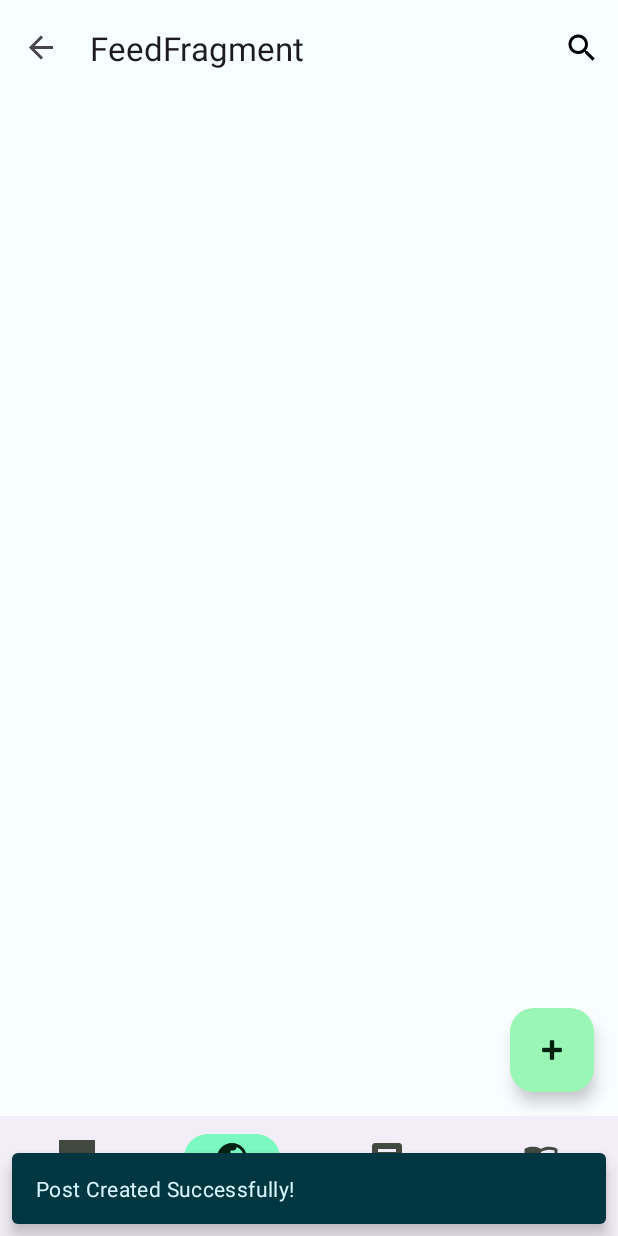
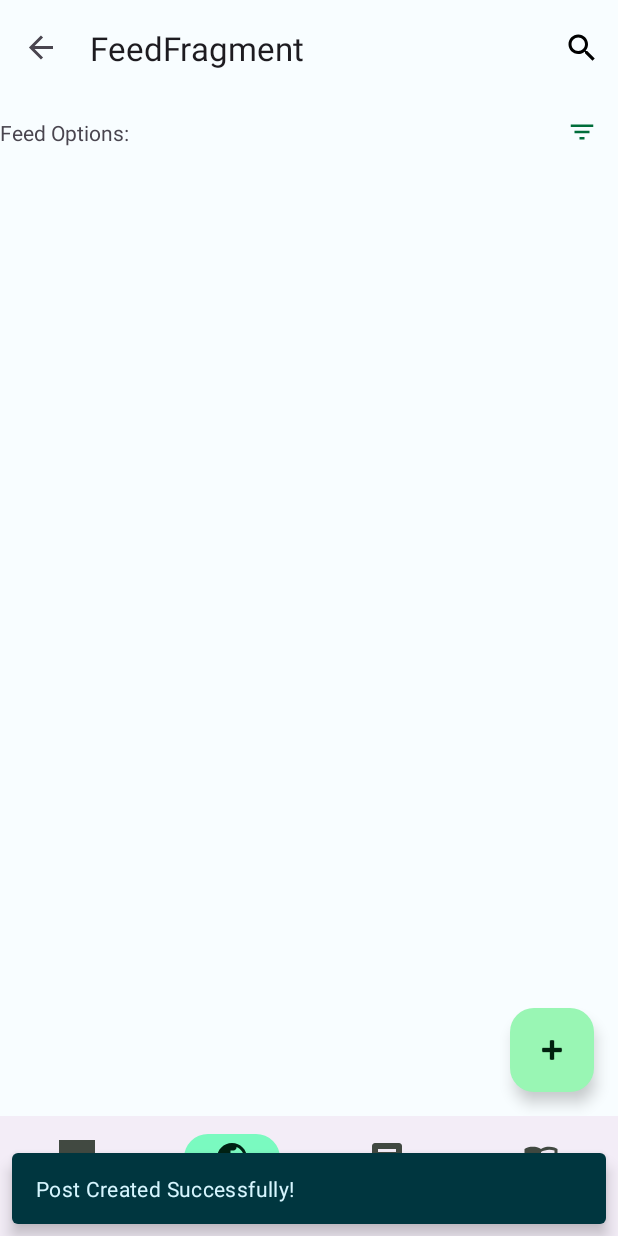
Before and after one commit to SocialPlatformGP/social-app, an Android app: the screen it shows after launch once a user with an empty profile is signed in (MainActivity), after a tap on "Post", on a phone screen of 412 x 824 dp. Run offline under Robolectric (Android 15) with nearby library versions, the phone set to English and light mode, and no system bars; our stand-ins replace Dagger/Hilt's generated code, Firebase (no records; nobody signed in at launch, a user with empty details on screens opened directly), Room's generated code, data binding, navigation-ui; libraries missing offline, so code that uses them is left out: com.github.dhaval2404.colorpicker; pictures from the network do not load; 1 statement that could not run was skipped.

Commit message:
added sort by newest and popularity option in feed freagment

```diff
--- /dev/null
+++ b/feature/posts/src/main/java/com/gp/posts/listeners/OnFeedOptionsClicked.kt
@@ -0,0 +1,5 @@
+package com.gp.posts.listeners
+
+interface OnFeedOptionsClicked {
+    fun onFeedOptionClicked()
+}
--- /dev/null
+++ b/feature/posts/src/main/res/drawable/baseline_filter_list_24.xml
@@ -0,0 +1,5 @@
+<vector android:height="24dp" android:tint="#000000"
+    android:viewportHeight="24" android:viewportWidth="24"
+    android:width="24dp" xmlns:android="http://schemas.android.com/apk/res/android">
+    <path android:fillColor="@android:color/white" android:pathData="M10,18h4v-2h-4v2zM3,6v2h18L21,6L3,6zM6,13h12v-2L6,11v2z"/>
+</vector>
--- a/feature/posts/src/main/res/layout/fragment_feed.xml
+++ b/feature/posts/src/main/res/layout/fragment_feed.xml
@@ -6,17 +6,43 @@
         <variable
             name="stateWithLifecycle"
             type="com.gp.posts.adapter.StateWIthLifeCycle" />
+        <variable
+            name="onFeedOptionsClicked"
+            type="com.gp.posts.listeners.OnFeedOptionsClicked" />
     </data>
 
     <androidx.coordinatorlayout.widget.CoordinatorLayout
         android:layout_width="match_parent"
         android:layout_height="match_parent"
         tools:context=".presentation.postsfeed.FeedFragment">
-
+        <LinearLayout
+            android:layout_width="match_parent"
+            android:layout_height="match_parent"
+            android:orientation="vertical">
+            <androidx.constraintlayout.widget.ConstraintLayout
+                android:layout_width="match_parent"
+                android:layout_height="wrap_content">
+                <TextView
+                    android:layout_width="match_parent"
+                    android:layout_height="wrap_content"
+                    android:text="Feed Options:"
+                    posts:layout_constraintStart_toStartOf="parent"
+                    posts:layout_constraintTop_toTopOf="@id/feed_options_button"
+                    posts:layout_constraintBottom_toBottomOf="@id/feed_options_button" />
+                <com.google.android.material.button.MaterialButton
+                    android:layout_width="wrap_content"
+                    android:layout_height="wrap_content"
+                    posts:layout_constraintEnd_toEndOf="parent"
+                    posts:layout_constraintTop_toTopOf="parent"
+                    android:id="@+id/feed_options_button"
+                    style="@style/Widget.Material3.Button.IconButton"
+                    posts:icon="@drawable/baseline_filter_list_24"
+                    android:onClick="@{() -> onFeedOptionsClicked.onFeedOptionClicked()}" />
+            </androidx.constraintlayout.widget.ConstraintLayout>
             <androidx.recyclerview.widget.RecyclerView
                 android:id="@+id/postsRecyclerView"
                 android:layout_width="match_parent"
-            android:layout_height="match_parent"
+                android:layout_height="wrap_content"
                 posts:layout_behavior="@string/appbar_scrolling_view_behavior"
                 android:layout_marginStart="8dp"
                 android:clipToPadding="false"
@@ -28,6 +54,7 @@
                 android:layout_marginBottom="8dp"
                 posts:visabilityStatusRecycler="@{stateWithLifecycle}"
                 />
+        </LinearLayout>
 
         <com.google.android.material.floatingactionbutton.FloatingActionButton
             android:id="@+id/floatingActionButton"
--- a/feature/posts/src/main/res/values/strings.xml
+++ b/feature/posts/src/main/res/values/strings.xml
@@ -8,4 +8,9 @@
     <string name="comments">Comments</string>
     <string name="tag_label">Tag Label</string>
     <string name="color">Color</string>
+    <string name="sort_options">Sort Options</string>
+    <string name="sort_by">Sort By</string>
+    <string name="newest">Newest</string>
+    <string name="most_popular">Most Popular</string>
+    <string name="apply">Apply</string>
 </resources>
```
Also changed, not shown: data/posts/src/main/java/com/gp/socialapp/util/DateUtils.kt (renamed from data/posts/src/main/java/com/gp/socialapp/util/ToTimeTaken.kt, +6 -3 lines), data/posts/src/main/java/com/gp/socialapp/util/PostPopularityUtils.kt (added, +9 -0 lines), feature/posts/src/main/java/com/gp/posts/adapter/BindingAdapters.kt (+3 -10 lines), feature/posts/src/main/java/com/gp/posts/adapter/NestedReplyAdapter.kt (+0 -15 lines), feature/posts/src/main/java/com/gp/posts/presentation/postsfeed/FeedFragment.kt (+39 -6 lines), feature/posts/src/main/java/com/gp/posts/presentation/postsfeed/FeedPostViewModel.kt (+28 -10 lines), feature/posts/src/main/res/layout/bottom_sheet_feed_options.xml (added, +110 -0 lines). Lines whose indentation alone changed are shown as unchanged.
